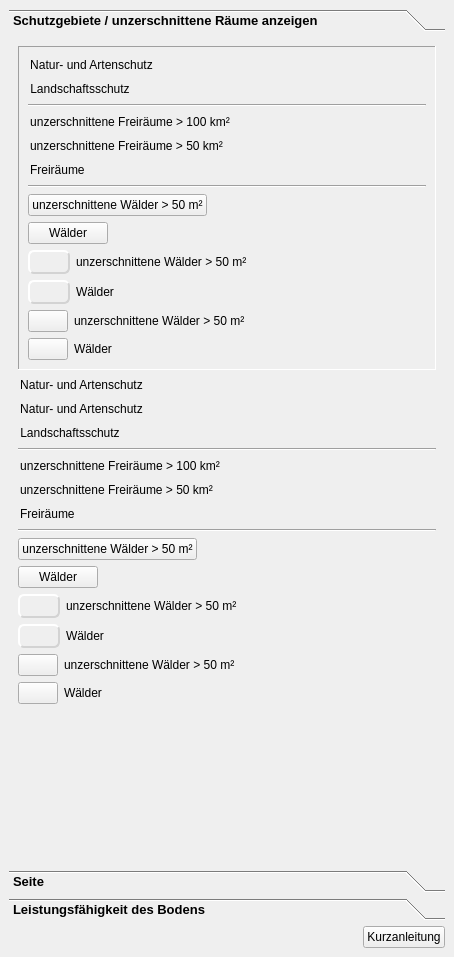
Above: projektcheck/ui/ProjektCheck_dockwidget_analysis_04-Oeko.ui from projektcheck/ProjektCheck-QGIS before the change. Below: the same form after it.
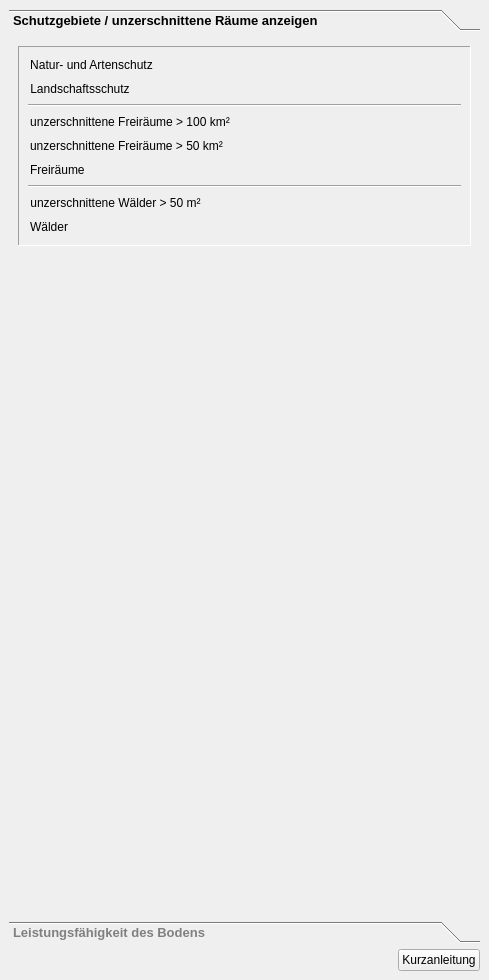
That is the form after the change. Icons and pictures are not drawn.

Commit message: consistent design and button icons and icons

Diff of the .ui file:
```diff
--- a/projektcheck/ui/ProjektCheck_dockwidget_analysis_04-Oeko.ui
+++ b/projektcheck/ui/ProjektCheck_dockwidget_analysis_04-Oeko.ui
@@ -6,19 +6,32 @@
    <rect>
     <x>0</x>
     <y>0</y>
-    <width>454</width>
-    <height>957</height>
+    <width>489</width>
+    <height>980</height>
    </rect>
   </property>
   <property name="styleSheet">
    <string notr="true">QToolBox:tab {
 	font: bold 10pt ;
+    color: Grey;
+}
+QToolBox:tab:selected {
+	font: bold 10pt ;
     color: black;
 }
 QGroupBox::title {
 	font: bold italic 8pt ;
     color: black;
 }
+QPushButton::flat{
+background-color: none;
+border: 0;
+border-style:none;
+border-color: blue;
+border-width: 0px;
+border-radius: 0px;
+padding:2px;
+}
 QPushButton::flat:hover{
 background-color: azure;
 border-style:solid;
@@ -27,14 +40,13 @@
 border-radius: 0px;
 padding: 2px;
 }
-QPushButton::flat{
-background-color: none;
-border: 0;
-border-style:none;
-border-color: blue;
-border-width: 0px;
+QPushButton::flat:pressed{
+background-color: powderblue;
+border-style:solid;
+border-color: royalblue;
+border-width: 1px;
 border-radius: 0px;
-padding:2px;
+padding: 2px;
 }</string>
   </property>
   <property name="windowTitle">
@@ -61,8 +73,8 @@
         <rect>
          <x>0</x>
          <y>0</y>
-         <width>436</width>
-         <height>804</height>
+         <width>471</width>
+         <height>854</height>
         </rect>
        </property>
        <attribute name="label">
@@ -313,11 +325,17 @@
                <normaloff>../../images/iconset_mob/20190619_iconset_mob_forest_50_2.png</normaloff>
                <normalon>../../images/iconset_mob/20190619_iconset_mob_forest_50_1.png</normalon>../../images/iconset_mob/20190619_iconset_mob_forest_50_2.png</iconset>
              </property>
+             <property name="iconSize">
+              <size>
+               <width>24</width>
+               <height>24</height>
+              </size>
+             </property>
              <property name="checkable">
               <bool>true</bool>
              </property>
              <property name="flat">
-              <bool>false</bool>
+              <bool>true</bool>
              </property>
             </widget>
            </item>
@@ -340,368 +358,8 @@
                <normaloff>../../images/iconset_mob/20190619_iconset_mob_forest_2.png</normaloff>
                <normalon>../../images/iconset_mob/20190619_iconset_mob_forest_1.png</normalon>../../images/iconset_mob/20190619_iconset_mob_forest_2.png</iconset>
              </property>
-             <property name="checkable">
-              <bool>true</bool>
-             </property>
-             <property name="flat">
-              <bool>false</bool>
-             </property>
-            </widget>
-           </item>
-           <item>
-            <layout class="QFormLayout" name="formLayout_3">
-             <item row="0" column="0">
-              <widget class="QPushButton" name="pushButton_38">
-               <property name="sizePolicy">
-                <sizepolicy hsizetype="Fixed" vsizetype="Fixed">
-                 <horstretch>0</horstretch>
-                 <verstretch>0</verstretch>
-                </sizepolicy>
-               </property>
-               <property name="cursor">
-                <cursorShape>PointingHandCursor</cursorShape>
-               </property>
-               <property name="styleSheet">
-                <string notr="true">QPushButton::flat:checked{
-background-color: none;
-border-style:inset;
-border-color: dimgrey;
-border-width: 2px;
-border-radius: 6px;
-padding: 3px;
-}
-QPushButton::flat{
-background-color: none;
-border-style:outset;
-border-color: lightgrey;
-border-width: 2px;
-border-radius: 6px;
-padding: 3px;
-}</string>
-               </property>
-               <property name="text">
-                <string/>
-               </property>
-               <property name="icon">
-                <iconset>
-                 <normaloff>../../images/iconset_mob/20190619_iconset_mob_forest_50_2.png</normaloff>
-                 <normalon>../../images/iconset_mob/20190619_iconset_mob_forest_50_1.png</normalon>../../images/iconset_mob/20190619_iconset_mob_forest_50_2.png</iconset>
-               </property>
-               <property name="checkable">
-                <bool>true</bool>
-               </property>
-               <property name="flat">
-                <bool>true</bool>
-               </property>
-              </widget>
-             </item>
-             <item row="1" column="0">
-              <widget class="QPushButton" name="pushButton_39">
-               <property name="sizePolicy">
-                <sizepolicy hsizetype="Fixed" vsizetype="Fixed">
-                 <horstretch>0</horstretch>
-                 <verstretch>0</verstretch>
-                </sizepolicy>
-               </property>
-               <property name="cursor">
-                <cursorShape>PointingHandCursor</cursorShape>
-               </property>
-               <property name="styleSheet">
-                <string notr="true">QPushButton::flat:checked{
-background-color: none;
-border-style:inset;
-border-color: dimgrey;
-border-width: 2px;
-border-radius: 6px;
-padding: 3px;
-}
-QPushButton::flat{
-background-color: none;
-border-style:outset;
-border-color: lightgrey;
-border-width: 2px;
-border-radius: 6px;
-padding: 3px;
-}</string>
-               </property>
-               <property name="text">
-                <string/>
-               </property>
-               <property name="icon">
-                <iconset>
-                 <normaloff>../../images/iconset_mob/20190619_iconset_mob_forest_2.png</normaloff>
-                 <normalon>../../images/iconset_mob/20190619_iconset_mob_forest_1.png</normalon>../../images/iconset_mob/20190619_iconset_mob_forest_2.png</iconset>
-               </property>
-               <property name="checkable">
-                <bool>true</bool>
-               </property>
-               <property name="flat">
-                <bool>true</bool>
-               </property>
-              </widget>
-             </item>
-             <item row="0" column="1">
-              <widget class="QLabel" name="label_8">
-               <property name="text">
-                <string>unzerschnittene Wälder &gt; 50 m²</string>
-               </property>
-              </widget>
-             </item>
-             <item row="1" column="1">
-              <widget class="QLabel" name="label_9">
-               <property name="text">
-                <string>Wälder</string>
-               </property>
-              </widget>
-             </item>
-            </layout>
-           </item>
-           <item>
-            <layout class="QFormLayout" name="formLayout_4">
-             <item row="0" column="0">
-              <widget class="QPushButton" name="pushButton_41">
-               <property name="sizePolicy">
-                <sizepolicy hsizetype="Fixed" vsizetype="Fixed">
-                 <horstretch>0</horstretch>
-                 <verstretch>0</verstretch>
-                </sizepolicy>
-               </property>
-               <property name="cursor">
-                <cursorShape>PointingHandCursor</cursorShape>
-               </property>
-               <property name="text">
-                <string/>
-               </property>
-               <property name="icon">
-                <iconset>
-                 <normaloff>../../images/iconset_mob/20190619_iconset_mob_forest_50_2.png</normaloff>
-                 <normalon>../../images/iconset_mob/20190619_iconset_mob_forest_50_1.png</normalon>../../images/iconset_mob/20190619_iconset_mob_forest_50_2.png</iconset>
-               </property>
-               <property name="checkable">
-                <bool>true</bool>
-               </property>
-               <property name="flat">
-                <bool>false</bool>
-               </property>
-              </widget>
-             </item>
-             <item row="1" column="0">
-              <widget class="QPushButton" name="pushButton_42">
-               <property name="sizePolicy">
-                <sizepolicy hsizetype="Fixed" vsizetype="Fixed">
-                 <horstretch>0</horstretch>
-                 <verstretch>0</verstretch>
-                </sizepolicy>
-               </property>
-               <property name="cursor">
-                <cursorShape>PointingHandCursor</cursorShape>
-               </property>
-               <property name="text">
-                <string/>
-               </property>
-               <property name="icon">
-                <iconset>
-                 <normaloff>../../images/iconset_mob/20190619_iconset_mob_forest_2.png</normaloff>
-                 <normalon>../../images/iconset_mob/20190619_iconset_mob_forest_1.png</normalon>../../images/iconset_mob/20190619_iconset_mob_forest_2.png</iconset>
-               </property>
-               <property name="checkable">
-                <bool>true</bool>
-               </property>
-               <property name="flat">
-                <bool>false</bool>
-               </property>
-              </widget>
-             </item>
-             <item row="0" column="1">
-              <widget class="QLabel" name="label_10">
-               <property name="text">
-                <string>unzerschnittene Wälder &gt; 50 m²</string>
-               </property>
-              </widget>
-             </item>
-             <item row="1" column="1">
-              <widget class="QLabel" name="label_11">
-               <property name="text">
-                <string>Wälder</string>
-               </property>
-              </widget>
-             </item>
-            </layout>
-           </item>
-          </layout>
-         </widget>
-        </item>
-        <item>
-         <widget class="QPushButton" name="pushButton">
-          <property name="sizePolicy">
-           <sizepolicy hsizetype="Fixed" vsizetype="Fixed">
-            <horstretch>0</horstretch>
-            <verstretch>0</verstretch>
-           </sizepolicy>
-          </property>
-          <property name="cursor">
-           <cursorShape>PointingHandCursor</cursorShape>
-          </property>
-          <property name="text">
-           <string>Natur- und Artenschutz</string>
-          </property>
-          <property name="icon">
-           <iconset>
-            <normaloff>../../images/iconset_mob/20190619_iconset_mob_nature_conservation_1.png</normaloff>
-            <normalon>../../images/iconset_mob/20190619_iconset_mob_nature_conservation_3.png</normalon>../../images/iconset_mob/20190619_iconset_mob_nature_conservation_1.png</iconset>
-          </property>
-          <property name="checkable">
-           <bool>true</bool>
-          </property>
-          <property name="flat">
-           <bool>true</bool>
-          </property>
-         </widget>
-        </item>
-        <item>
-         <widget class="QPushButton" name="pushButton_31">
-          <property name="sizePolicy">
-           <sizepolicy hsizetype="Fixed" vsizetype="Fixed">
-            <horstretch>0</horstretch>
-            <verstretch>0</verstretch>
-           </sizepolicy>
-          </property>
-          <property name="cursor">
-           <cursorShape>PointingHandCursor</cursorShape>
-          </property>
-          <property name="styleSheet">
-           <string notr="true">QPushButton::flat:checked{
-background-color: none;
-border-style:none;
-border-color: green;
-border-width: 0px;
-border-radius: 4px;
-padding: 2px;
-}
-QPushButton::flat{
-background-color: none;
-border-style:none;
-border-color: red;
-border-width: 0px;
-border-radius: 4px;
-padding: 2px;
-}</string>
-          </property>
-          <property name="text">
-           <string>Natur- und Artenschutz</string>
-          </property>
-          <property name="icon">
-           <iconset>
-            <normaloff>../../images/iconset_mob/20190619_iconset_mob_nature_conservation_4.png</normaloff>
-            <normalon>../../images/iconset_mob/20190619_iconset_mob_nature_conservation_5.png</normalon>../../images/iconset_mob/20190619_iconset_mob_nature_conservation_4.png</iconset>
-          </property>
           <property name="iconSize">
            <size>
-            <width>20</width>
-            <height>20</height>
-           </size>
-          </property>
-          <property name="checkable">
-           <bool>true</bool>
-          </property>
-          <property name="flat">
-           <bool>true</bool>
-          </property>
-         </widget>
-        </item>
-        <item>
-         <widget class="QPushButton" name="pushButton_2">
-          <property name="sizePolicy">
-           <sizepolicy hsizetype="Fixed" vsizetype="Fixed">
-            <horstretch>0</horstretch>
-            <verstretch>0</verstretch>
-           </sizepolicy>
-          </property>
-          <property name="cursor">
-           <cursorShape>PointingHandCursor</cursorShape>
-          </property>
-          <property name="text">
-           <string>Landschaftsschutz</string>
-          </property>
-          <property name="icon">
-           <iconset>
-            <normaloff>../../images/iconset_mob/20190619_iconset_mob_landscapepreservation_4.png</normaloff>
-            <normalon>../../images/iconset_mob/20190619_iconset_mob_landscapepreservation_3.png</normalon>../../images/iconset_mob/20190619_iconset_mob_landscapepreservation_4.png</iconset>
-          </property>
-          <property name="checkable">
-           <bool>true</bool>
-          </property>
-          <property name="flat">
-           <bool>true</bool>
-          </property>
-         </widget>
-        </item>
-        <item>
-         <widget class="Line" name="line">
-          <property name="orientation">
-           <enum>Qt::Horizontal</enum>
-          </property>
-         </widget>
-        </item>
-        <item>
-         <widget class="QPushButton" name="pushButton_3">
-          <property name="sizePolicy">
-           <sizepolicy hsizetype="Fixed" vsizetype="Fixed">
-            <horstretch>0</horstretch>
-            <verstretch>0</verstretch>
-           </sizepolicy>
-          </property>
-          <property name="cursor">
-           <cursorShape>PointingHandCursor</cursorShape>
-          </property>
-          <property name="text">
-           <string>unzerschnittene Freiräume &gt; 100 km²</string>
-          </property>
-          <property name="icon">
-           <iconset>
-            <normaloff>../../images/iconset_mob/20190619_iconset_mob_open_space_100_2.png</normaloff>
-            <normalon>../../images/iconset_mob/20190619_iconset_mob_open_space_100_1.png</normalon>../../images/iconset_mob/20190619_iconset_mob_open_space_100_2.png</iconset>
-          </property>
-          <property name="checkable">
-           <bool>true</bool>
-          </property>
-          <property name="flat">
-           <bool>true</bool>
-          </property>
-         </widget>
-        </item>
-        <item>
-         <widget class="QPushButton" name="pushButton_4">
-          <property name="sizePolicy">
-           <sizepolicy hsizetype="Fixed" vsizetype="Fixed">
-            <horstretch>0</horstretch>
-            <verstretch>0</verstretch>
-           </sizepolicy>
-          </property>
-          <property name="cursor">
-           <cursorShape>PointingHandCursor</cursorShape>
-          </property>
-          <property name="styleSheet">
-           <string notr="true">QPushButton::flat{
-background-color: none;
-border: 0;
-border-style:none;
-border-color: blue;
-border-width: 0px;
-border-radius: 0px;
-padding:2px;
-}</string>
-          </property>
-          <property name="text">
-           <string>unzerschnittene Freiräume &gt; 50 km²</string>
-          </property>
-          <property name="icon">
-           <iconset>
-            <normaloff>../../images/iconset_mob/20190619_iconset_mob_open_space_50_2.png</normaloff>
-            <normalon>../../images/iconset_mob/20190619_iconset_mob_open_space_50_1.png</normalon>../../images/iconset_mob/20190619_iconset_mob_open_space_50_2.png</iconset>
-          </property>
-          <property name="iconSize">
-           <size>
             <width>24</width>
             <height>24</height>
            </size>
@@ -714,290 +372,8 @@
           </property>
          </widget>
         </item>
-        <item>
-         <widget class="QPushButton" name="pushButton_5">
-          <property name="sizePolicy">
-           <sizepolicy hsizetype="Fixed" vsizetype="Fixed">
-            <horstretch>0</horstretch>
-            <verstretch>0</verstretch>
-           </sizepolicy>
-          </property>
-          <property name="cursor">
-           <cursorShape>PointingHandCursor</cursorShape>
-          </property>
-          <property name="styleSheet">
-           <string notr="true">QPushButton::flat{
-background-color: none;
-border: 0;
-border-style:none;
-border-color: blue;
-border-width: 0px;
-border-radius: 0px;
-padding:2px;
-}</string>
-          </property>
-          <property name="text">
-           <string>Freiräume       </string>
-          </property>
-          <property name="icon">
-           <iconset>
-            <normaloff>../../images/iconset_mob/20190619_iconset_mob_open_space_2.png</normaloff>
-            <normalon>../../images/iconset_mob/20190619_iconset_mob_open_space_1.png</normalon>../../images/iconset_mob/20190619_iconset_mob_open_space_2.png</iconset>
-          </property>
-          <property name="iconSize">
-           <size>
-            <width>24</width>
-            <height>24</height>
-           </size>
-          </property>
-          <property name="checkable">
-           <bool>true</bool>
-          </property>
-          <property name="flat">
-           <bool>true</bool>
-          </property>
-         </widget>
-        </item>
-        <item>
-         <widget class="Line" name="line_2">
-          <property name="orientation">
-           <enum>Qt::Horizontal</enum>
-          </property>
-         </widget>
-        </item>
-        <item>
-         <widget class="QPushButton" name="pushButton_7">
-          <property name="sizePolicy">
-           <sizepolicy hsizetype="Fixed" vsizetype="Fixed">
-            <horstretch>0</horstretch>
-            <verstretch>0</verstretch>
-           </sizepolicy>
-          </property>
-          <property name="cursor">
-           <cursorShape>PointingHandCursor</cursorShape>
-          </property>
-          <property name="text">
-           <string>unzerschnittene Wälder &gt; 50 m²</string>
-          </property>
-          <property name="icon">
-           <iconset>
-            <normaloff>../../images/iconset_mob/20190619_iconset_mob_forest_50_2.png</normaloff>
-            <normalon>../../images/iconset_mob/20190619_iconset_mob_forest_50_1.png</normalon>../../images/iconset_mob/20190619_iconset_mob_forest_50_2.png</iconset>
-          </property>
-          <property name="checkable">
-           <bool>true</bool>
-          </property>
-          <property name="flat">
-           <bool>false</bool>
-          </property>
-         </widget>
-        </item>
-        <item>
-         <widget class="QPushButton" name="pushButton_9">
-          <property name="sizePolicy">
-           <sizepolicy hsizetype="Fixed" vsizetype="Fixed">
-            <horstretch>0</horstretch>
-            <verstretch>0</verstretch>
-           </sizepolicy>
-          </property>
-          <property name="cursor">
-           <cursorShape>PointingHandCursor</cursorShape>
-          </property>
-          <property name="text">
-           <string>Wälder</string>
-          </property>
-          <property name="icon">
-           <iconset>
-            <normaloff>../../images/iconset_mob/20190619_iconset_mob_forest_2.png</normaloff>
-            <normalon>../../images/iconset_mob/20190619_iconset_mob_forest_1.png</normalon>../../images/iconset_mob/20190619_iconset_mob_forest_2.png</iconset>
-          </property>
-          <property name="checkable">
-           <bool>true</bool>
-          </property>
-          <property name="flat">
-           <bool>false</bool>
-          </property>
-         </widget>
-        </item>
-        <item>
-         <layout class="QFormLayout" name="formLayout">
-          <item row="0" column="0">
-           <widget class="QPushButton" name="pushButton_16">
-            <property name="sizePolicy">
-             <sizepolicy hsizetype="Fixed" vsizetype="Fixed">
-              <horstretch>0</horstretch>
-              <verstretch>0</verstretch>
-             </sizepolicy>
-            </property>
-            <property name="cursor">
-             <cursorShape>PointingHandCursor</cursorShape>
-            </property>
-            <property name="styleSheet">
-             <string notr="true">QPushButton::flat:checked{
-background-color: none;
-border-style:inset;
-border-color: dimgrey;
-border-width: 2px;
-border-radius: 6px;
-padding: 3px;
-}
-QPushButton::flat{
-background-color: none;
-border-style:outset;
-border-color: lightgrey;
-border-width: 2px;
-border-radius: 6px;
-padding: 3px;
-}</string>
-            </property>
-            <property name="text">
-             <string/>
-            </property>
-            <property name="icon">
-             <iconset>
-              <normaloff>../../images/iconset_mob/20190619_iconset_mob_forest_50_2.png</normaloff>
-              <normalon>../../images/iconset_mob/20190619_iconset_mob_forest_50_1.png</normalon>../../images/iconset_mob/20190619_iconset_mob_forest_50_2.png</iconset>
-            </property>
-            <property name="checkable">
-             <bool>true</bool>
-            </property>
-            <property name="flat">
-             <bool>true</bool>
-            </property>
-           </widget>
-          </item>
-          <item row="1" column="0">
-           <widget class="QPushButton" name="pushButton_18">
-            <property name="sizePolicy">
-             <sizepolicy hsizetype="Fixed" vsizetype="Fixed">
-              <horstretch>0</horstretch>
-              <verstretch>0</verstretch>
-             </sizepolicy>
-            </property>
-            <property name="cursor">
-             <cursorShape>PointingHandCursor</cursorShape>
-            </property>
-            <property name="styleSheet">
-             <string notr="true">QPushButton::flat:checked{
-background-color: none;
-border-style:inset;
-border-color: dimgrey;
-border-width: 2px;
-border-radius: 6px;
-padding: 3px;
-}
-QPushButton::flat{
-background-color: none;
-border-style:outset;
-border-color: lightgrey;
-border-width: 2px;
-border-radius: 6px;
-padding: 3px;
-}</string>
-            </property>
-            <property name="text">
-             <string/>
-            </property>
-            <property name="icon">
-             <iconset>
-              <normaloff>../../images/iconset_mob/20190619_iconset_mob_forest_2.png</normaloff>
-              <normalon>../../images/iconset_mob/20190619_iconset_mob_forest_1.png</normalon>../../images/iconset_mob/20190619_iconset_mob_forest_2.png</iconset>
-            </property>
-            <property name="checkable">
-             <bool>true</bool>
-            </property>
-            <property name="flat">
-             <bool>true</bool>
-            </property>
-           </widget>
-          </item>
-          <item row="0" column="1">
-           <widget class="QLabel" name="label_4">
-            <property name="text">
-             <string>unzerschnittene Wälder &gt; 50 m²</string>
-            </property>
-           </widget>
-          </item>
-          <item row="1" column="1">
-           <widget class="QLabel" name="label_5">
-            <property name="text">
-             <string>Wälder</string>
-            </property>
-           </widget>
-          </item>
-         </layout>
-        </item>
-        <item>
-         <layout class="QFormLayout" name="formLayout_2">
-          <item row="0" column="0">
-           <widget class="QPushButton" name="pushButton_29">
-            <property name="sizePolicy">
-             <sizepolicy hsizetype="Fixed" vsizetype="Fixed">
-              <horstretch>0</horstretch>
-              <verstretch>0</verstretch>
-             </sizepolicy>
-            </property>
-            <property name="cursor">
-             <cursorShape>PointingHandCursor</cursorShape>
-            </property>
-            <property name="text">
-             <string/>
-            </property>
-            <property name="icon">
-             <iconset>
-              <normaloff>../../images/iconset_mob/20190619_iconset_mob_forest_50_2.png</normaloff>
-              <normalon>../../images/iconset_mob/20190619_iconset_mob_forest_50_1.png</normalon>../../images/iconset_mob/20190619_iconset_mob_forest_50_2.png</iconset>
-            </property>
-            <property name="checkable">
-             <bool>true</bool>
-            </property>
-            <property name="flat">
-             <bool>false</bool>
-            </property>
-           </widget>
-          </item>
-          <item row="1" column="0">
-           <widget class="QPushButton" name="pushButton_30">
-            <property name="sizePolicy">
-             <sizepolicy hsizetype="Fixed" vsizetype="Fixed">
-              <horstretch>0</horstretch>
-              <verstretch>0</verstretch>
-             </sizepolicy>
-            </property>
-            <property name="cursor">
-             <cursorShape>PointingHandCursor</cursorShape>
-            </property>
-            <property name="text">
-             <string/>
-            </property>
-            <property name="icon">
-             <iconset>
-              <normaloff>../../images/iconset_mob/20190619_iconset_mob_forest_2.png</normaloff>
-              <normalon>../../images/iconset_mob/20190619_iconset_mob_forest_1.png</normalon>../../images/iconset_mob/20190619_iconset_mob_forest_2.png</iconset>
-            </property>
-            <property name="checkable">
-             <bool>true</bool>
-            </property>
-            <property name="flat">
-             <bool>false</bool>
-            </property>
-           </widget>
-          </item>
-          <item row="0" column="1">
-           <widget class="QLabel" name="label_6">
-            <property name="text">
-             <string>unzerschnittene Wälder &gt; 50 m²</string>
-            </property>
-           </widget>
-          </item>
-          <item row="1" column="1">
-           <widget class="QLabel" name="label_7">
-            <property name="text">
-             <string>Wälder</string>
-            </property>
-           </widget>
-          </item>
-         </layout>
+          </layout>
+         </widget>
         </item>
         <item>
          <spacer name="verticalSpacer_7">
@@ -1014,11 +390,6 @@
         </item>
        </layout>
       </widget>
-      <widget class="QWidget" name="page_3">
-       <attribute name="label">
-        <string>Seite</string>
-       </attribute>
-      </widget>
       <widget class="QWidget" name="page_2">
        <property name="geometry">
         <rect>
```
Left out of the diff: 298 changed lines with no effect on the pictures. Lines whose indentation alone changed are shown as unchanged. The commit also changes 91 other files.
